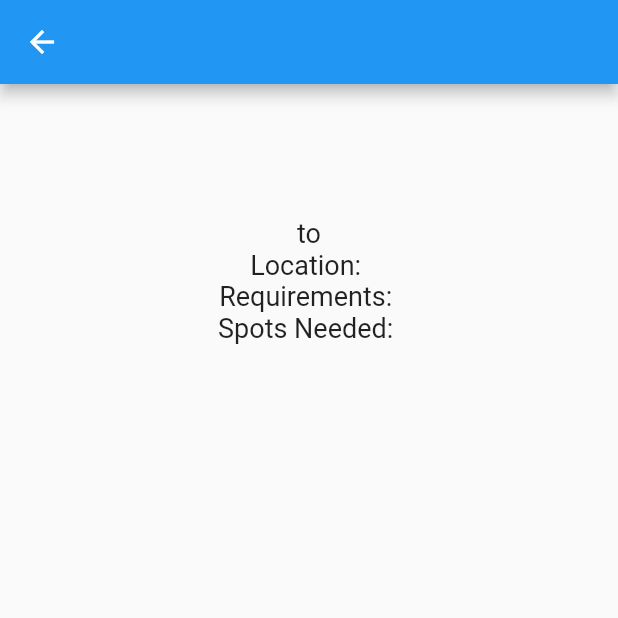
After one commit to VictorTPhan/VolunteerApp, a Flutter app: the VolunteerEventPage screen opened directly, on a phone screen of 412 x 824 dp, the top half of it. The commit adds this screen. Run offline on Flutter 3.47's test engine with Material 2 defaults, Android fonts, the phone set to English and light mode, and no system bars; our stand-ins replace date_field, firebase_auth, firebase_core, firebase_database, intl_phone_field; accounts and stored records are empty; network calls fail.

Commit message:
event changes

```diff
--- a/lib/hospitality_event_view.dart
+++ b/lib/hospitality_event_view.dart
@@ -22,7 +22,6 @@ class _HospitalityEventViewState extends State<HospitalityEventView> {
     await FirebaseDatabase.instance.ref().child("Events").child(getUID()).once().
     then((event) {
       var info = event.snapshot.value as Map;
-      List<dynamic> infoAsList;
 
       setState(() {
         info.forEach((key, value) {
--- a/lib/volunteer_dash.dart
+++ b/lib/volunteer_dash.dart
@@ -1,4 +1,6 @@
 import 'package:flutter/material.dart';
+import 'package:volunteer_app/volunteer_event_find.dart';
+import 'package:volunteer_app/volunteer_event_view.dart';
 import 'package:volunteer_app/volunteer_info.dart';
 
 class VolunteerDash extends StatefulWidget {
@@ -23,7 +25,7 @@ class _VolunteerDashState extends State<VolunteerDash> {
               onPressed: () {
                 Navigator.push(
                   context,
-                  MaterialPageRoute(builder: (context) => const VolunteerInfo()),
+                  MaterialPageRoute(builder: (context) => const VolunteerEventView()),
                 );
               },
               child: Text("Viewing Events"),
@@ -35,7 +37,7 @@ class _VolunteerDashState extends State<VolunteerDash> {
               onPressed: () {
                 Navigator.push(
                   context,
-                  MaterialPageRoute(builder: (context) => const VolunteerInfo()),
+                  MaterialPageRoute(builder: (context) => const VolunteerEventFind()),
                 );
               },
               child: Text("Finding Events"),
--- /dev/null
+++ b/lib/volunteer_event_page.dart
@@ -0,0 +1,109 @@
+import 'package:firebase_database/firebase_database.dart';
+import 'package:flutter/material.dart';
+
+import 'helper.dart';
+import 'hospitality_event_page.dart';
+class VolunteerEventPage extends StatefulWidget {
+  const VolunteerEventPage({Key? key}) : super(key: key);
+
+  @override
+  State<VolunteerEventPage> createState() => _VolunteerEventPageState();
+}
+
+class PageInfo {
+  static String UID = "";
+  static String timeStamp = "";
+}
+
+class _VolunteerEventPageState extends State<VolunteerEventPage> {
+
+  String name = "";
+  String description = "";
+  String startDate = "";
+  String startTime = "";
+  String endTime = "";
+  String location = "";
+  String requirement = "";
+  String spots = "";
+
+  _VolunteerEventPageState() {
+    fetchData();
+  }
+
+  //write a method that fetches information about an event given a timestamp
+  Future<void> fetchData() async {
+    await FirebaseDatabase.instance.ref().child("Events").child(PageInfo.UID).child(PageInfo.timeStamp).once().
+    then((event) {
+      var info = event.snapshot.value as Map;
+      setState(() {
+        name = info["name"];
+        description = info["description"];
+        startDate = info["start date"];
+        startTime = info["start time"];
+        endTime = info["end time"];
+        location = info["location"];
+        requirement = info["requirement"];
+        spots = info["spots"];
+      });
+    }).catchError((error) {
+      print("Could not fetch info: " + error.toString());
+    });
+  }
+
+  @override
+  Widget build(BuildContext context) {
+    return Scaffold(
+      appBar: AppBar(
+        title: Text(PageInfo.timeStamp),
+      ),
+      body: Center(
+        child: Column(
+          children: [
+            Text(
+              name,
+              style: TextStyle(
+                fontSize: 40,
+              ),
+            ),
+            Text(
+              description,
+              style: TextStyle(
+                  fontSize: 18
+              ),
+            ),
+            Text(
+              startDate,
+              style: TextStyle(
+                  fontSize: 18
+              ),
+            ),
+            Text(
+              startTime + " to " + endTime,
+              style: TextStyle (
+                  fontSize: 18
+              ),
+            ),
+            Text(
+              "Location: " + location,
+              style: TextStyle(
+                  fontSize: 18
+              ),
+            ),
+            Text(
+              "Requirements: " + requirement,
+              style: TextStyle(
+                  fontSize: 18
+              ),
+            ),
+            Text(
+              "Spots Needed: " + spots,
+              style: TextStyle(
+                  fontSize: 18
+              ),
+            )
+          ],
+        ),
+      ),
+    );
+  }
+}
```
Also changed, not shown: lib/hospitality_event_page.dart (+55 -5 lines), lib/hospitality_info.dart (+38 -5 lines), lib/signup.dart (+40 -4 lines), lib/volunteer_event_find.dart (added, +142 -0 lines), lib/volunteer_event_view.dart (added, +47 -0 lines), 1 other file.
